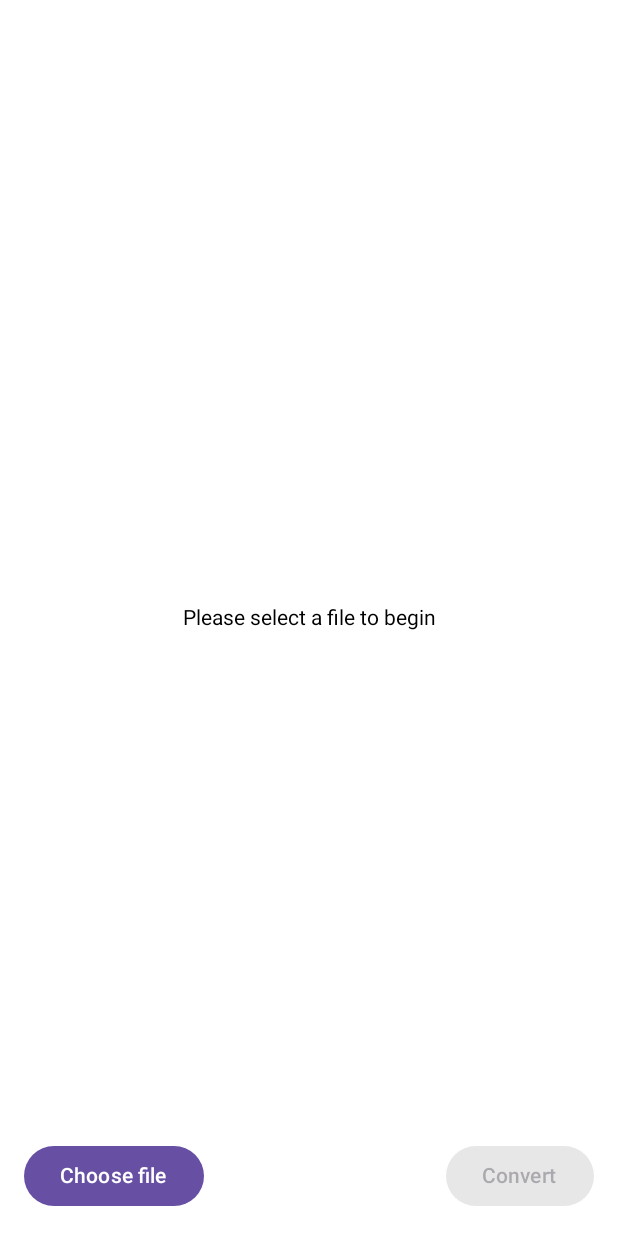
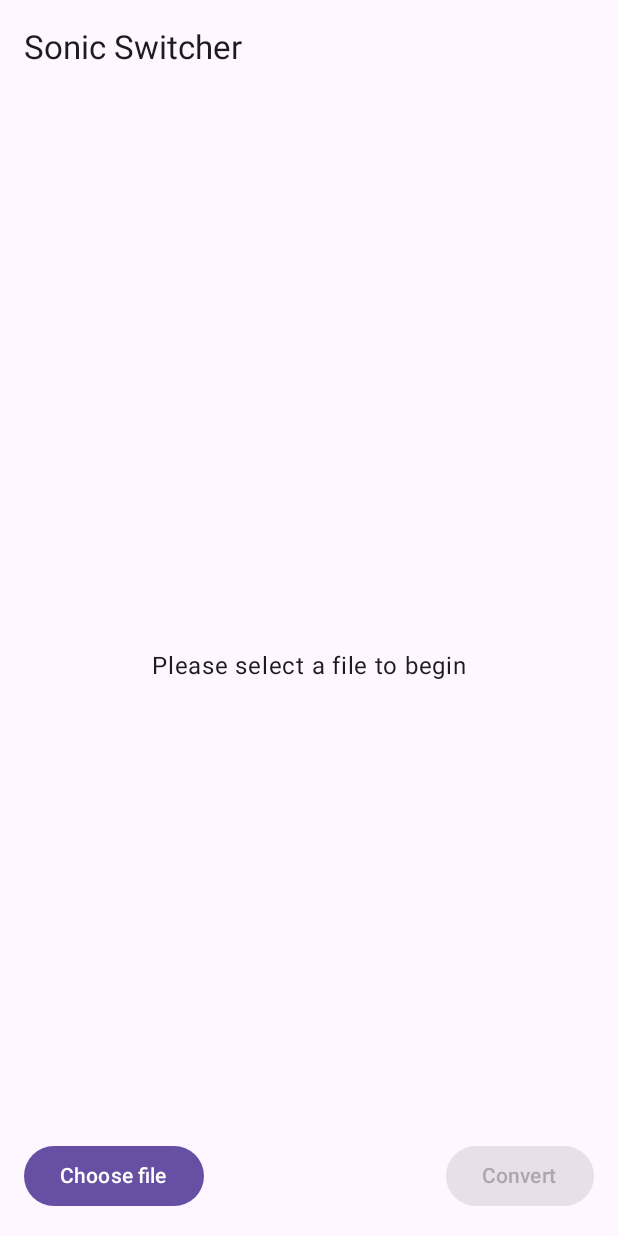
Before and after one commit to mdpearce/sonic-switcher, an Android app built with Jetpack Compose: the @Preview function PreviewMainScreen, on a phone screen of 412 x 824 dp. Run offline under Robolectric (Android 15) with nearby library versions, the phone set to English and light mode, and no system bars.

Commit message:
Wrap content in Scaffold

```diff
--- a/app/src/main/java/com/neaniesoft/sonicswitcher/screens/mainscreen/MainScreen.kt
+++ b/app/src/main/java/com/neaniesoft/sonicswitcher/screens/mainscreen/MainScreen.kt
@@ -15,9 +15,12 @@ import androidx.compose.material.icons.Icons
 import androidx.compose.material.icons.filled.Share
 import androidx.compose.material3.Button
 import androidx.compose.material3.CircularProgressIndicator
+import androidx.compose.material3.ExperimentalMaterial3Api
 import androidx.compose.material3.Icon
 import androidx.compose.material3.MaterialTheme
+import androidx.compose.material3.Scaffold
 import androidx.compose.material3.Text
+import androidx.compose.material3.TopAppBar
 import androidx.compose.runtime.Composable
 import androidx.compose.runtime.LaunchedEffect
 import androidx.compose.runtime.collectAsState
@@ -32,6 +35,7 @@ import androidx.lifecycle.viewmodel.compose.viewModel
 import com.neaniesoft.sonicswitcher.R
 import com.neaniesoft.sonicswitcher.converter.results.Inactive
 import com.neaniesoft.sonicswitcher.converter.results.Processing
+import com.neaniesoft.sonicswitcher.ui.theme.AppTheme
 
 @Composable
 fun MainScreen(sharedUri: Uri, viewModel: MainScreenViewModel = viewModel()) {
@@ -106,6 +110,7 @@ fun MainScreen(sharedUri: Uri, viewModel: MainScreenViewModel = viewModel()) {
     )
 }
 
+@OptIn(ExperimentalMaterial3Api::class)
 @Composable
 fun MainScreenContent(
     onOpenFileChooserClicked: () -> Unit,
@@ -113,10 +118,13 @@ fun MainScreenContent(
     onShareClicked: (Uri) -> Unit,
     screenState: ScreenState
 ) {
+    Scaffold(topBar = {
+        TopAppBar(title = { Text(text = stringResource(id = R.string.app_name)) })
+    }) { innerPadding ->
         Box(
             modifier = Modifier
                 .fillMaxSize()
-            .padding(16.dp)
+                .padding(innerPadding)
         ) {
             when (screenState) {
                 is InputFileChosen -> Text(
@@ -185,6 +193,7 @@ fun MainScreenContent(
                 modifier = Modifier
                     .align(Alignment.BottomCenter)
                     .fillMaxWidth()
+                    .padding(16.dp)
             ) {
                 Button(onClick = { onOpenFileChooserClicked() }) {
                     Text(text = stringResource(id = R.string.choose_file_button))
@@ -204,10 +213,13 @@ fun MainScreenContent(
             }
         }
     }
+}
 
 @Preview(showBackground = true, name = "Empty")
 @Composable
-fun PreviewMainScreen() = MainScreenContent({}, {}, {}, Empty)
+fun PreviewMainScreen() = AppTheme {
+    MainScreenContent({}, {}, {}, Empty)
+}
 
 @Preview(showBackground = true, name = "Input file chosen")
 @Composable
```
Lines whose indentation alone changed are shown as unchanged.
